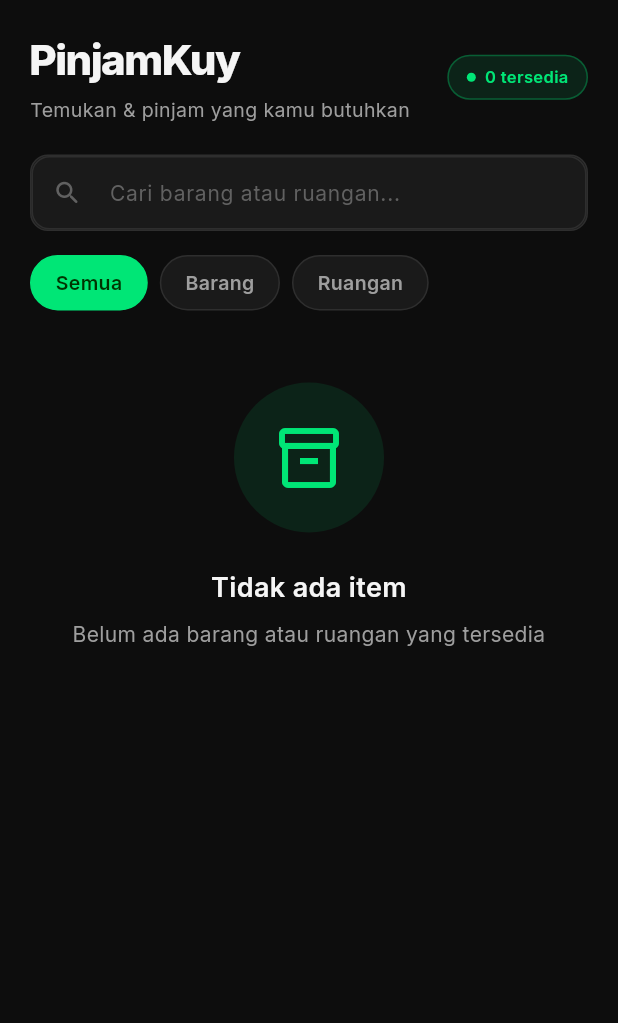
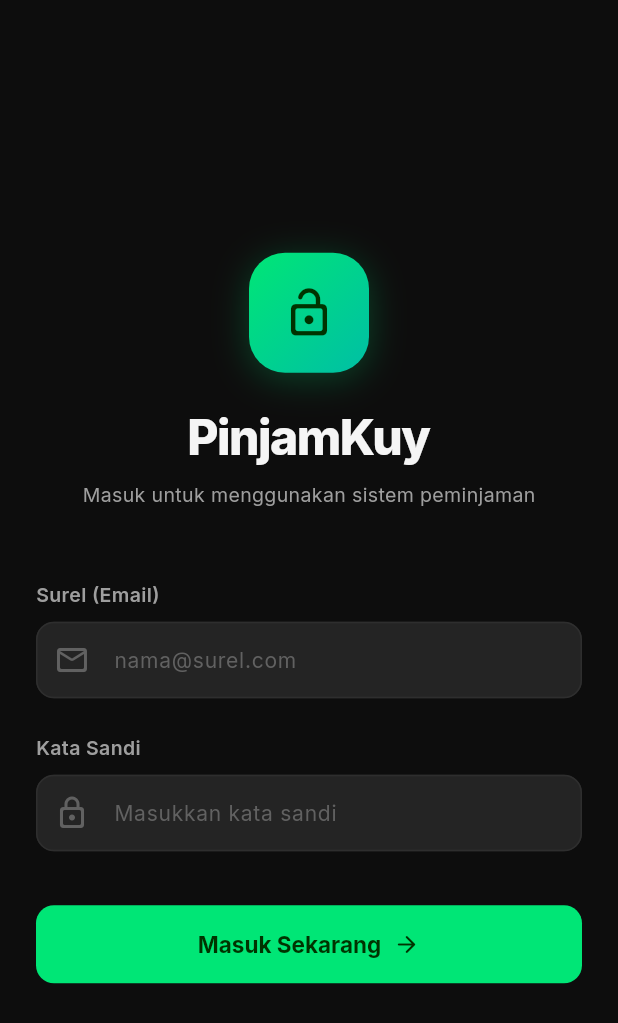
Before and after one commit to pinjamkuy/pinjamkuy, a Flutter app: the screen it shows after launch, on a phone screen of 412 x 824 dp. Shown: the top 1023 px of the screen. Run offline on Flutter 3.47's test engine with Material 3 defaults, Android fonts, the phone set to English and light mode, and no system bars; our stand-ins replace get, google_fonts, shimmer, supabase_flutter; accounts and stored records are empty.

Commit message:
feat: add login flow and logout functionality to mobile application

```diff
--- a/lib/main.dart
+++ b/lib/main.dart
@@ -5,6 +5,7 @@ import 'package:supabase_flutter/supabase_flutter.dart';
 import 'theme/app_theme.dart';
 import 'views/splash_view.dart';
 import 'views/home_view.dart';
+import 'views/login_view.dart';
 
 void main() async {
   WidgetsFlutterBinding.ensureInitialized();
@@ -60,6 +61,10 @@ class PinjamKuyApp extends StatelessWidget {
           name: '/home',
           page: () => const HomeView(),
         ),
+        GetPage(
+          name: '/login',
+          page: () => const LoginView(),
+        ),
       ],
     );
   }
--- /dev/null
+++ b/lib/views/login_view.dart
@@ -0,0 +1,228 @@
+import 'package:flutter/material.dart';
+import 'package:get/get.dart';
+import 'package:google_fonts/google_fonts.dart';
+import 'package:supabase_flutter/supabase_flutter.dart';
+import '../theme/app_theme.dart';
+
+class LoginView extends StatefulWidget {
+  const LoginView({super.key});
+
+  @override
+  State<LoginView> createState() => _LoginViewState();
+}
+
+class _LoginViewState extends State<LoginView> {
+  final _formKey = GlobalKey<FormState>();
+  final _emailController = TextEditingController();
+  final _passwordController = TextEditingController();
+  final _isSubmitting = false.obs;
+
+  @override
+  void dispose() {
+    _emailController.dispose();
+    _passwordController.dispose();
+    super.dispose();
+  }
+
+  Future<void> _handleLogin() async {
+    if (!_formKey.currentState!.validate()) return;
+
+    _isSubmitting.value = true;
+    try {
+      final email = _emailController.text.trim();
+      final password = _passwordController.text;
+
+      final response = await Supabase.instance.client.auth.signInWithPassword(
+        email: email,
+        password: password,
+      );
+
+      if (response.session != null) {
+        Get.offAllNamed('/home');
+      } else {
+        throw const AuthException('Gagal membuat sesi masuk.');
+      }
+    } on AuthException catch (err) {
+      Get.snackbar(
+        'Gagal Masuk',
+        err.message,
+        snackPosition: SnackPosition.BOTTOM,
+        backgroundColor: AppTheme.dangerSurface,
+        colorText: AppTheme.danger,
+        margin: const EdgeInsets.all(16),
+      );
+    } catch (err) {
+      Get.snackbar(
+        'Gagal Masuk',
+        'Terjadi kesalahan tidak terduga. Silakan coba kembali.',
+        snackPosition: SnackPosition.BOTTOM,
+        backgroundColor: AppTheme.dangerSurface,
+        colorText: AppTheme.danger,
+        margin: const EdgeInsets.all(16),
+      );
+    } finally {
+      _isSubmitting.value = false;
+    }
+  }
+
+  @override
+  Widget build(BuildContext context) {
+    return Scaffold(
+      backgroundColor: AppTheme.background,
+      body: SafeArea(
+        child: Center(
+          child: SingleChildScrollView(
+            padding: const EdgeInsets.symmetric(horizontal: 24.0, vertical: 16.0),
+            child: Form(
+              key: _formKey,
+              child: Column(
+                mainAxisAlignment: MainAxisAlignment.center,
+                crossAxisAlignment: CrossAxisAlignment.start,
+                children: [
+                  // Logo/Header Block
+                  Center(
+                    child: Column(
+                      children: [
+                        Container(
+                          width: 80,
+                          height: 80,
+                          decoration: BoxDecoration(
+                            gradient: AppTheme.accentGradient,
+                            borderRadius: BorderRadius.circular(AppTheme.radiusXLarge),
+                            boxShadow: AppTheme.accentGlow,
+                          ),
+                          child: const Icon(
+                            Icons.lock_open_rounded,
+                            size: 36,
+                            color: Color(0xFF003300),
+                          ),
+                        ),
+                        const SizedBox(height: 20),
+                        Text(
+                          'PinjamKuy',
+                          style: GoogleFonts.inter(
+                            fontSize: 32,
+                            fontWeight: FontWeight.w800,
+                            color: AppTheme.textPrimary,
+                            letterSpacing: -1.0,
+                          ),
+                        ),
+                        const SizedBox(height: 6),
+                        Text(
+                          'Masuk untuk menggunakan sistem peminjaman',
+                          style: GoogleFonts.inter(
+                            fontSize: 13,
+                            color: AppTheme.textSecondary,
+                          ),
+                        ),
+                      ],
+                    ),
+                  ),
+                  const SizedBox(height: 48),
+
+                  // Email Input
+                  Text(
+                    'Surel (Email)',
+                    style: GoogleFonts.inter(
+                      fontSize: 13,
+                      fontWeight: FontWeight.w600,
+                      color: AppTheme.textSecondary,
+                    ),
+                  ),
+                  const SizedBox(height: 8),
+                  TextFormField(
+                    controller: _emailController,
+                    keyboardType: TextInputType.emailAddress,
+                    style: GoogleFonts.inter(color: AppTheme.textPrimary, fontSize: 15),
+                    decoration: const InputDecoration(
+                      hintText: 'nama@surel.com',
+                      prefixIcon: Icon(
+                        Icons.mail_outline_rounded,
+                        color: AppTheme.textTertiary,
+                      ),
+                    ),
+                    validator: (value) {
+                      if (value == null || value.trim().isEmpty) {
+                        return 'Alamat surel harus diisi';
+                      }
+                      if (!GetUtils.isEmail(value.trim())) {
+                        return 'Alamat surel tidak valid';
+                      }
+                      return null;
+                    },
+                  ),
+                  const SizedBox(height: 24),
+
+                  // Password Input
+                  Text(
+                    'Kata Sandi',
+                    style: GoogleFonts.inter(
+                      fontSize: 13,
+                      fontWeight: FontWeight.w600,
+                      color: AppTheme.textSecondary,
+                    ),
+                  ),
+                  const SizedBox(height: 8),
+                  TextFormField(
+                    controller: _passwordController,
+                    obscureText: true,
+                    style: GoogleFonts.inter(color: AppTheme.textPrimary, fontSize: 15),
+                    decoration: const InputDecoration(
+                      hintText: 'Masukkan kata sandi',
+                      prefixIcon: Icon(
+                        Icons.lock_outline_rounded,
+                        color: AppTheme.textTertiary,
+                      ),
+                    ),
+                    validator: (value) {
+                      if (value == null || value.isEmpty) {
+                        return 'Kata sandi harus diisi';
+                      }
+                      if (value.length < 6) {
+                        return 'Kata sandi minimal 6 karakter';
+                      }
+                      return null;
+                    },
+                  ),
+                  const SizedBox(height: 36),
+
+                  // Submit Button
+                  Obx(() => SizedBox(
+                    width: double.infinity,
+                    height: 52,
+                    child: ElevatedButton(
+                      onPressed: _isSubmitting.value ? null : _handleLogin,
+                      child: _isSubmitting.value
+                          ? const SizedBox(
+                              width: 20,
+                              height: 20,
+                              child: CircularProgressIndicator(
+                                strokeWidth: 2.5,
+                                color: Color(0xFF003300),
+                              ),
+                            )
+                          : Row(
+                              mainAxisAlignment: MainAxisAlignment.center,
+                              children: [
+                                Text(
+                                  'Masuk Sekarang',
+                                  style: GoogleFonts.inter(
+                                    fontSize: 15,
+                                    fontWeight: FontWeight.w700,
+                                  ),
+                                ),
+                                const SizedBox(width: 8),
+                                const Icon(Icons.arrow_forward_rounded, size: 18),
+                              ],
+                            ),
+                    ),
+                  )),
+                ],
+              ),
+            ),
+          ),
+        ),
+      ),
+    );
+  }
+}
```
Also changed, not shown: lib/views/catalog_view.dart (+41 -1 lines), lib/views/splash_view.dart (+7 -1 lines), 2 other files.
